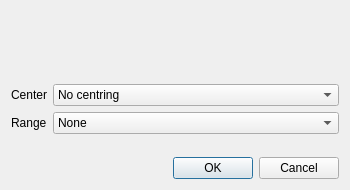
First picture: the form in ui/norm_settings.ui, repository eremeykin/ectgui2, before the edit.
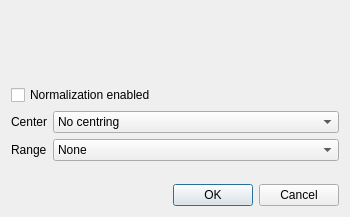
Second picture: the form after the edit. Icons and pictures are not drawn.

Diff of the .ui file:
```diff
--- a/ui/norm_settings.ui
+++ b/ui/norm_settings.ui
@@ -2,14 +2,23 @@
 <ui version="4.0">
  <class>Dialog</class>
  <widget class="QDialog" name="Dialog">
+  <property name="enabled">
+   <bool>true</bool>
+  </property>
   <property name="geometry">
    <rect>
     <x>0</x>
     <y>0</y>
     <width>350</width>
-    <height>190</height>
+    <height>217</height>
    </rect>
   </property>
+  <property name="sizePolicy">
+   <sizepolicy hsizetype="Preferred" vsizetype="Preferred">
+    <horstretch>0</horstretch>
+    <verstretch>0</verstretch>
+   </sizepolicy>
+  </property>
   <property name="minimumSize">
    <size>
     <width>250</width>
@@ -29,7 +38,13 @@
    <item>
     <layout class="QVBoxLayout" name="verticalLayout">
      <item>
-      <widget class="QLabel" name="label_3">
+      <widget class="QLabel" name="label_formula">
+       <property name="minimumSize">
+        <size>
+         <width>0</width>
+         <height>58</height>
+        </size>
+       </property>
        <property name="text">
         <string/>
        </property>
@@ -41,6 +56,13 @@
        </property>
       </widget>
      </item>
+     <item>
+      <widget class="QCheckBox" name="norm_enabled">
+       <property name="text">
+        <string>Normalization enabled</string>
+       </property>
+      </widget>
+     </item>
      <item>
       <layout class="QFormLayout" name="formLayout">
        <item row="0" column="0">
```
Left out of the diff: 10 changed lines with no effect on the pictures.
